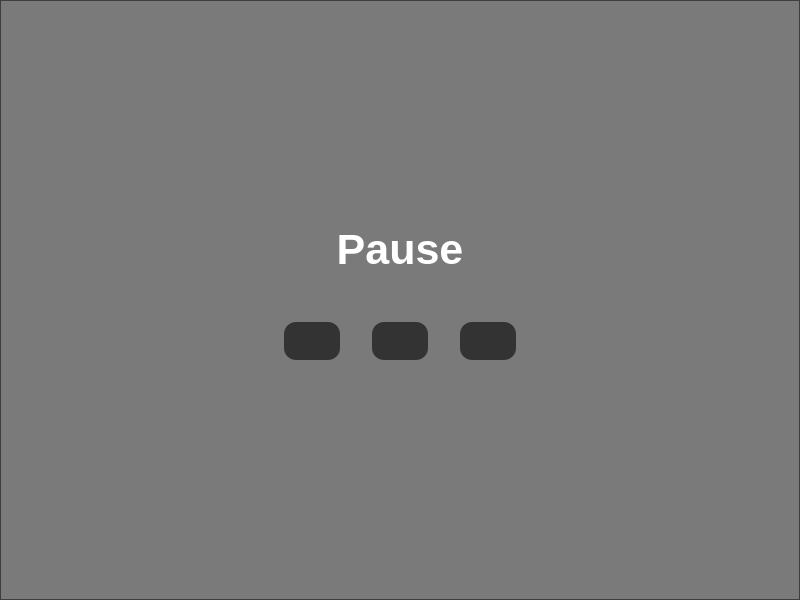
Before: the Qt Designer form gamewindow.ui in FYLAG/Snake-Qt, drawn with Qt 5.
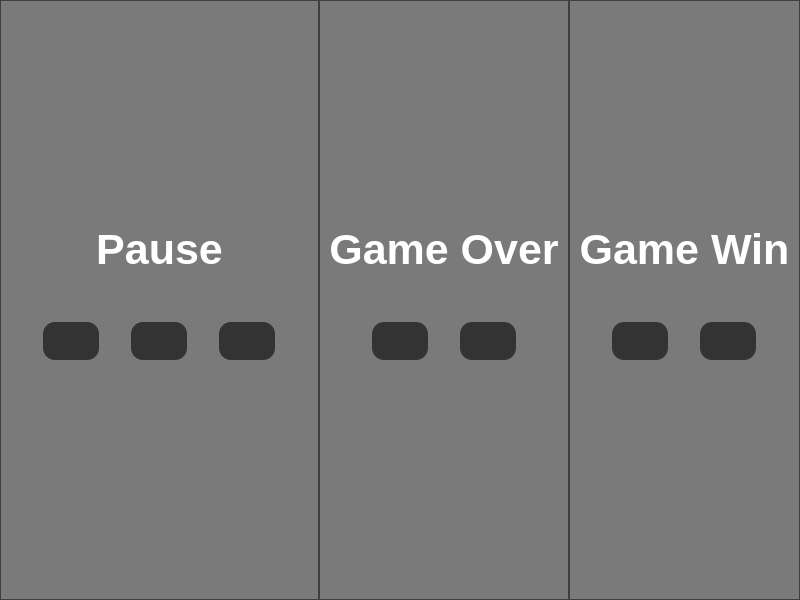
After: the same form once the commit is applied. Icons and pictures are not drawn.

Commit message: Victory and defeat screens have been created.

Diff of the .ui file:
```diff
--- a/gamewindow.ui
+++ b/gamewindow.ui
@@ -34,6 +34,153 @@
     <property name="spacing">
      <number>0</number>
     </property>
+    <item row="0" column="1">
+     <widget class="QFrame" name="frameGameOver">
+      <property name="styleSheet">
+       <string notr="true">.QFrame {
+	background: rgba(0, 0, 0, 125);
+}
+
+.QPushButton {
+	background: #333333;
+	border-radius: 12px;
+	padding: 12px;
+	border: none;
+}</string>
+      </property>
+      <property name="frameShape">
+       <enum>QFrame::StyledPanel</enum>
+      </property>
+      <property name="frameShadow">
+       <enum>QFrame::Raised</enum>
+      </property>
+      <layout class="QVBoxLayout" name="verticalLayout_2">
+       <property name="spacing">
+        <number>32</number>
+       </property>
+       <item>
+        <spacer name="verticalSpacer_4">
+         <property name="orientation">
+          <enum>Qt::Vertical</enum>
+         </property>
+         <property name="sizeHint" stdset="0">
+          <size>
+           <width>20</width>
+           <height>40</height>
+          </size>
+         </property>
+        </spacer>
+       </item>
+       <item>
+        <widget class="QLabel" name="label_gameOver">
+         <property name="font">
+          <font>
+           <pointsize>32</pointsize>
+           <bold>true</bold>
+          </font>
+         </property>
+         <property name="styleSheet">
+          <string notr="true">.QLabel {
+	color: #FFFFFF;
+}</string>
+         </property>
+         <property name="text">
+          <string>Game Over</string>
+         </property>
+         <property name="alignment">
+          <set>Qt::AlignCenter</set>
+         </property>
+        </widget>
+       </item>
+       <item>
+        <layout class="QHBoxLayout" name="horizontalLayout_2">
+         <property name="spacing">
+          <number>32</number>
+         </property>
+         <property name="leftMargin">
+          <number>16</number>
+         </property>
+         <property name="topMargin">
+          <number>16</number>
+         </property>
+         <property name="rightMargin">
+          <number>16</number>
+         </property>
+         <property name="bottomMargin">
+          <number>16</number>
+         </property>
+         <item>
+          <spacer name="horizontalSpacer_3">
+           <property name="orientation">
+            <enum>Qt::Horizontal</enum>
+           </property>
+           <property name="sizeHint" stdset="0">
+            <size>
+             <width>40</width>
+             <height>20</height>
+            </size>
+           </property>
+          </spacer>
+         </item>
+         <item>
+          <widget class="QPushButton" name="pushButton_close_2">
+           <property name="icon">
+            <iconset resource="resources.qrc">
+             <normaloff>:/icons/icons/close.svg</normaloff>:/icons/icons/close.svg</iconset>
+           </property>
+           <property name="iconSize">
+            <size>
+             <width>24</width>
+             <height>24</height>
+            </size>
+           </property>
+          </widget>
+         </item>
+         <item>
+          <widget class="QPushButton" name="pushButton_reset_2">
+           <property name="icon">
+            <iconset resource="resources.qrc">
+             <normaloff>:/icons/icons/rotate.svg</normaloff>:/icons/icons/rotate.svg</iconset>
+           </property>
+           <property name="iconSize">
+            <size>
+             <width>24</width>
+             <height>24</height>
+            </size>
+           </property>
+          </widget>
+         </item>
+         <item>
+          <spacer name="horizontalSpacer_4">
+           <property name="orientation">
+            <enum>Qt::Horizontal</enum>
+           </property>
+           <property name="sizeHint" stdset="0">
+            <size>
+             <width>40</width>
+             <height>20</height>
+            </size>
+           </property>
+          </spacer>
+         </item>
+        </layout>
+       </item>
+       <item>
+        <spacer name="verticalSpacer_3">
+         <property name="orientation">
+          <enum>Qt::Vertical</enum>
+         </property>
+         <property name="sizeHint" stdset="0">
+          <size>
+           <width>20</width>
+           <height>40</height>
+          </size>
+         </property>
+        </spacer>
+       </item>
+      </layout>
+     </widget>
+    </item>
     <item row="0" column="0">
      <widget class="QFrame" name="frameGamePause">
       <property name="enabled">
@@ -198,6 +345,153 @@
       </layout>
      </widget>
     </item>
+    <item row="0" column="2">
+     <widget class="QFrame" name="frameGameWin">
+      <property name="styleSheet">
+       <string notr="true">.QFrame {
+	background: rgba(0, 0, 0, 125);
+}
+
+.QPushButton {
+	background: #333333;
+	border-radius: 12px;
+	padding: 12px;
+	border: none;
+}</string>
+      </property>
+      <property name="frameShape">
+       <enum>QFrame::StyledPanel</enum>
+      </property>
+      <property name="frameShadow">
+       <enum>QFrame::Raised</enum>
+      </property>
+      <layout class="QVBoxLayout" name="verticalLayout_3">
+       <property name="spacing">
+        <number>32</number>
+       </property>
+       <item>
+        <spacer name="verticalSpacer_5">
+         <property name="orientation">
+          <enum>Qt::Vertical</enum>
+         </property>
+         <property name="sizeHint" stdset="0">
+          <size>
+           <width>20</width>
+           <height>40</height>
+          </size>
+         </property>
+        </spacer>
+       </item>
+       <item>
+        <widget class="QLabel" name="label_gameWin">
+         <property name="font">
+          <font>
+           <pointsize>32</pointsize>
+           <bold>true</bold>
+          </font>
+         </property>
+         <property name="styleSheet">
+          <string notr="true">.QLabel {
+	color: #FFFFFF;
+}</string>
+         </property>
+         <property name="text">
+          <string>Game Win</string>
+         </property>
+         <property name="alignment">
+          <set>Qt::AlignCenter</set>
+         </property>
+        </widget>
+       </item>
+       <item>
+        <layout class="QHBoxLayout" name="horizontalLayout_3">
+         <property name="spacing">
+          <number>32</number>
+         </property>
+         <property name="leftMargin">
+          <number>16</number>
+         </property>
+         <property name="topMargin">
+          <number>16</number>
+         </property>
+         <property name="rightMargin">
+          <number>16</number>
+         </property>
+         <property name="bottomMargin">
+          <number>16</number>
+         </property>
+         <item>
+          <spacer name="horizontalSpacer_5">
+           <property name="orientation">
+            <enum>Qt::Horizontal</enum>
+           </property>
+           <property name="sizeHint" stdset="0">
+            <size>
+             <width>40</width>
+             <height>20</height>
+            </size>
+           </property>
+          </spacer>
+         </item>
+         <item>
+          <widget class="QPushButton" name="pushButton_close_3">
+           <property name="icon">
+            <iconset resource="resources.qrc">
+             <normaloff>:/icons/icons/close.svg</normaloff>:/icons/icons/close.svg</iconset>
+           </property>
+           <property name="iconSize">
+            <size>
+             <width>24</width>
+             <height>24</height>
+            </size>
+           </property>
+          </widget>
+         </item>
+         <item>
+          <widget class="QPushButton" name="pushButton_reset_3">
+           <property name="icon">
+            <iconset resource="resources.qrc">
+             <normaloff>:/icons/icons/rotate.svg</normaloff>:/icons/icons/rotate.svg</iconset>
+           </property>
+           <property name="iconSize">
+            <size>
+             <width>24</width>
+             <height>24</height>
+            </size>
+           </property>
+          </widget>
+         </item>
+         <item>
+          <spacer name="horizontalSpacer_6">
+           <property name="orientation">
+            <enum>Qt::Horizontal</enum>
+           </property>
+           <property name="sizeHint" stdset="0">
+            <size>
+             <width>40</width>
+             <height>20</height>
+            </size>
+           </property>
+          </spacer>
+         </item>
+        </layout>
+       </item>
+       <item>
+        <spacer name="verticalSpacer_6">
+         <property name="orientation">
+          <enum>Qt::Vertical</enum>
+         </property>
+         <property name="sizeHint" stdset="0">
+          <size>
+           <width>20</width>
+           <height>40</height>
+          </size>
+         </property>
+        </spacer>
+       </item>
+      </layout>
+     </widget>
+    </item>
    </layout>
   </widget>
  </widget>
```
Left out of the diff: 2 changed lines with no effect on the pictures. The commit also changes 3 other files.
